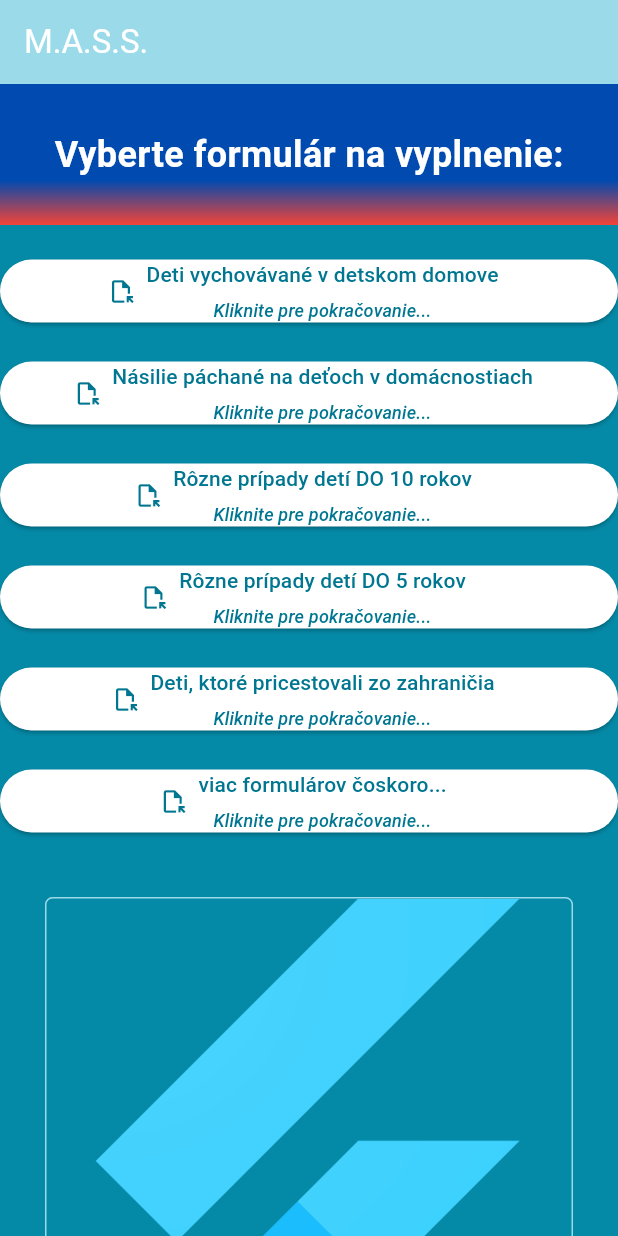
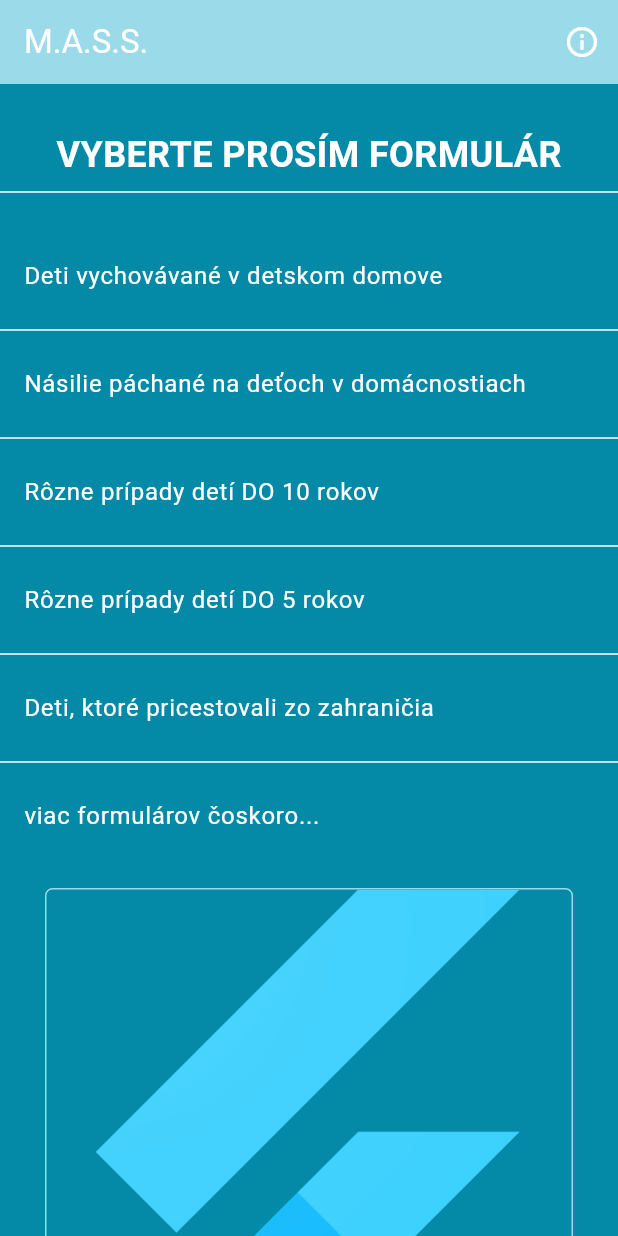
Before and after one commit to fsmehyl/mass, a Flutter app: the screen it shows after launch, on a phone screen of 412 x 824 dp. Run offline on Flutter 3.47's test engine with Material 3 defaults, Android fonts, the phone set to English and light mode, and no system bars; our stand-ins replace fl_chart, flutter_form_builder.

```diff
--- a/lib/home_page.dart
+++ b/lib/home_page.dart
@@ -1,5 +1,3 @@
-// ignore_for_file: prefer_const_constructors, avoid_print
-
 import 'package:flutter/material.dart';
 import 'fill_form_one.dart';
 import 'fill_form_two.dart';
@@ -27,13 +25,49 @@ class _MyHomePageState extends State<MyHomePage> {
   @override
   Widget build(BuildContext context) {
     return Scaffold(
-      backgroundColor: Color.fromARGB(255, 4, 137, 166),
+      backgroundColor: const Color.fromARGB(255, 4, 137, 166),
       appBar: AppBar(
-        backgroundColor: Color.fromARGB(255, 155, 219, 233),
+        backgroundColor: const Color.fromARGB(255, 155, 219, 233),
         title: Text(
           widget.title,
-          style: TextStyle(color: Color.fromARGB(255, 255, 255, 255)),
+          style: const TextStyle(color: Color.fromARGB(255, 255, 255, 255)),
         ),
+        actions: <Widget>[
+          IconButton(
+            onPressed: () {
+              showDialog(
+                context: context,
+                builder: (context) {
+                  return AlertDialog(
+                    backgroundColor: const Color.fromARGB(255, 4, 137, 166),
+                    title: const Text('Informácie o aplikácií MASS',
+                        style: TextStyle(
+                            color: Color.fromARGB(255, 255, 255, 255),
+                            fontWeight: FontWeight.bold)),
+                    content: const Text(
+                      'Multiplatformová aplikácia MASS alebo aj Multiplatformová aplikácia pre sociálne služby je môj návrh aplikácie vo vývojovom prostredí Flutter, ktorá je vytvorená za účelom bakalárskej práce a pomoci pri rýchlom diagnostickom testovaní pre sociálnych pracovníkov. Aplikácia obsahuje niekoľko typov rôznych XML formulárov, ktoré sú parsované aplikáciou a následne zobrazené na vyklikávanie odpovedí na rôznorodé otázky, po ich vyplnení sa používateľovi zobrazí graf predstavujúci mieru ohrozenia dieťaťa v jednotlivých kategóriach.',
+                      style: TextStyle(
+                        color: Color.fromARGB(255, 255, 255, 255),
+                      ),
+                    ),
+                    actions: <Widget>[
+                      TextButton(
+                        child: const Text('OK',
+                            style: TextStyle(
+                                color: Color.fromARGB(255, 255, 255, 255),
+                                fontWeight: FontWeight.bold)),
+                        onPressed: () {
+                          Navigator.of(context).pop();
+                        },
+                      ),
+                    ],
+                  );
+                },
+              );
+            },
+            icon: const Icon(Icons.info_outline),
+          ),
+        ],
       ),
       body: Center(
         child: SingleChildScrollView(
@@ -41,11 +75,10 @@ class _MyHomePageState extends State<MyHomePage> {
             children: <Widget>[
               Container(
                 width: double.infinity,
-                padding: EdgeInsets.only(top: 30),
-                color: Color.fromARGB(255, 0, 74, 176),
-                child: Center(
+                padding: const EdgeInsets.only(top: 30),
+                child: const Center(
                   child: Text(
-                    'Vyberte formulár na vyplnenie:',
+                    'VYBERTE PROSÍM FORMULÁR',
                     style: TextStyle(
                       fontSize: 24,
                       fontWeight: FontWeight.bold,
@@ -54,112 +87,68 @@ class _MyHomePageState extends State<MyHomePage> {
                   ),
                 ),
               ),
-              Container(
-                width: double.infinity,
-                height: 30,
-                decoration: BoxDecoration(
-                  gradient: LinearGradient(
-                    colors: const [
-                      Color.fromARGB(255, 0, 74, 176),
-                      Colors.red
-                    ], // Dve farby pre prechod
-                    begin: Alignment.topCenter, // Začiatok prechodu
-                    end: Alignment.bottomCenter, // Koniec prechodu
+              const Divider(
+                color: Colors.white,
+                thickness: 1,
               ),
+              const SizedBox(height: 20),
+              ListView.separated(
+                itemBuilder: (context, index) {
+                  return ListTile(
+                    title: Text(
+                      loadFiles[index],
+                      style: const TextStyle(color: Colors.white),
                     ),
-              ),
-              SizedBox(
-                height: 20,
-              ),
-              for (var fileNames in loadFiles)
-                Column(
-                  children: [
-                    SizedBox(
-                      width: 500,
-                      child: ElevatedButton.icon(
-                        onPressed: () {
-                          switch (fileNames) {
-                            case 'Deti vychovávané v detskom domove':
+                    onTap: () {
+                      if (index == 0) {
                         Navigator.push(
                           context,
                           MaterialPageRoute(
-                                  builder: (context) => FillFormOne(),
+                            builder: (context) => const FillFormOne(),
                           ),
                         );
-                              break;
-                            case 'Násilie páchané na deťoch v domácnostiach':
+                      } else if (index == 1) {
                         Navigator.push(
                           context,
                           MaterialPageRoute(
-                                  builder: (context) => FillFormTwo(),
+                            builder: (context) => const FillFormTwo(),
                           ),
                         );
-                              break;
-                            case 'Rôzne prípady detí DO 10 rokov':
+                      } else if (index == 2) {
                         Navigator.push(
                           context,
                           MaterialPageRoute(
-                                  builder: (context) => FillFormThree(),
+                            builder: (context) => const FillFormThree(),
                           ),
                         );
-                              break;
-                            default:
-                              showDialog(
-                                context: context,
-                                builder: (context) => AlertDialog(
-                                  title: Text('Upozornenie'),
-                                  content: Text(
-                                      'Tento formulár zatiaľ ešte nie je dorobený, o jeho vytvorení vás budeme kontaktovať mailom, prosím zatiaľ používajte iné formuláre, ďakujeme'),
-                                  actions: [
-                                    TextButton(
-                                      onPressed: () {
-                                        Navigator.pop(context);
-                                      },
-                                      child: Text('OK'),
-                                    ),
-                                  ],
-                                ),
+                      } else {
+                        ScaffoldMessenger.of(context).showSnackBar(
+                          const SnackBar(
+                              backgroundColor: Colors.white,
+                              content: Text('Momentálne nedostupný...',
+                                  style: TextStyle(
+                                      color: Color.fromARGB(255, 4, 137, 166),
+                                      fontWeight: FontWeight.bold))),
                         );
                       }
                     },
-                        icon: Icon(Icons.file_open_outlined,
-                            color: Color.fromARGB(255, 0, 118, 145)),
-                        label: Column(
-                          children: [
-                            Text(
-                              fileNames,
-                              style: const TextStyle(
-                                fontSize: 14,
-                                color: Color.fromARGB(255, 0, 118, 145),
+                  );
+                },
+                shrinkWrap: true,
+                separatorBuilder: (context, index) => const Divider(
+                  color: Colors.white,
+                  thickness: 1,
+                ),
+                itemCount: loadFiles.length,
+              ),
+              const SizedBox(height: 20),
+              Container(
+                decoration: BoxDecoration(
+                  borderRadius: const BorderRadius.all(Radius.circular(5)),
+                  border: Border.all(
+                    color: const Color.fromARGB(255, 155, 219, 233),
                   ),
                 ),
-                            const SizedBox(height: 5),
-                            const Text(
-                              'Kliknite pre pokračovanie...',
-                              style: TextStyle(
-                                fontSize: 12,
-                                fontStyle: FontStyle.italic,
-                                color: Color.fromARGB(255, 0, 118, 145),
-                              ),
-                            ),
-                          ],
-                        ),
-                      ),
-                    ),
-                    SizedBox(
-                      height: 20,
-                    ),
-                  ],
-                ),
-              SizedBox(
-                height: 20,
-              ),
-              Container(
-                decoration: BoxDecoration(
-                    borderRadius: BorderRadius.all(Radius.circular(5)),
-                    border: Border.all(
-                      color: Color.fromARGB(255, 155, 219, 233),
-                    )),
                 child: Column(
                   children: [
                     Image.asset(
@@ -167,10 +156,8 @@ class _MyHomePageState extends State<MyHomePage> {
                       width: 350,
                       height: 350,
                     ),
-                    SizedBox(
-                      width: 20,
-                    ),
-                    Text(
+                    const SizedBox(height: 20),
+                    const Text(
                       'Poháňané nástrojom Flutter',
                       style: TextStyle(
                         fontSize: 16,
@@ -181,35 +168,7 @@ class _MyHomePageState extends State<MyHomePage> {
                   ],
                 ),
               ),
-              SizedBox(
-                height: 20,
-              ),
-              Container(
-                width: double.infinity,
-                height: 15,
-                decoration: BoxDecoration(
-                  gradient: LinearGradient(
-                    colors: const [Colors.red, Color.fromARGB(255, 0, 74, 176)],
-                    begin: Alignment.topCenter,
-                    end: Alignment.bottomCenter,
-                  ),
-                ),
-              ),
-              Container(
-                width: double.infinity,
-                height: 20,
-                color: Color.fromARGB(255, 0, 74, 176),
-                child: Center(
-                  child: Text(
-                    'developer: Filip Šmehyl',
-                    style: TextStyle(
-                      fontSize: 12,
-                      fontWeight: FontWeight.normal,
-                      color: Color.fromARGB(255, 255, 255, 255),
-                    ),
-                  ),
-                ),
-              ),
+              const SizedBox(height: 20),
             ],
           ),
         ),
```
Also changed, not shown: lib/formBuilderPackage.dart (+112 -170 lines), lib/graph.dart (+4 -4 lines), 1 other file. Lines whose indentation alone changed are shown as unchanged.
